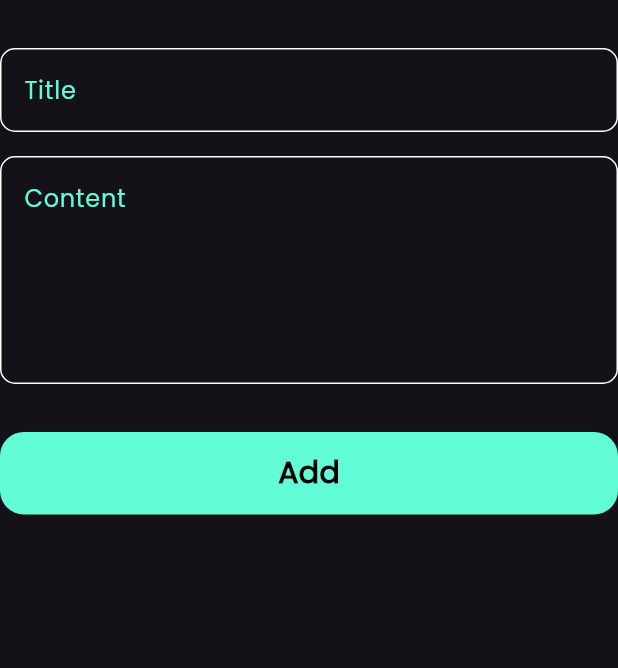
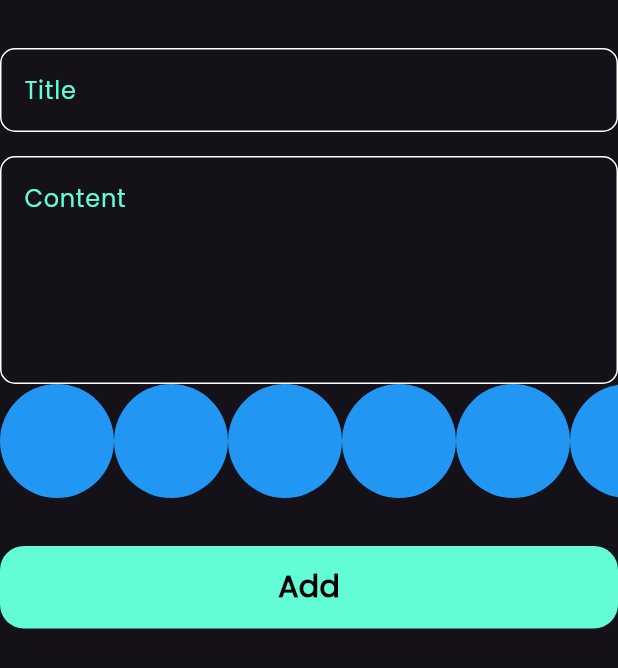
Before and after one commit to Bavlyy-Ramy/Notes_app, a Flutter app: the AddNoteForm widget shown alone on an empty page, opened directly, on a phone screen of 412 x 824 dp. Shown: the top 668 px of the screen. Run offline on Flutter 3.47's test engine with Material 3 defaults, Android fonts, the phone set to English and light mode, and no system bars; our stand-ins replace bloc, flutter_bloc, font_awesome_flutter, hive, hive_flutter, modal_progress_hud_nsn; accounts and stored records are empty.

Commit message:
created colores list view

```diff
--- /dev/null
+++ b/devtools_options.yaml
@@ -0,0 +1,3 @@
+description: This file stores settings for Dart & Flutter DevTools.
+documentation: https://docs.flutter.dev/tools/devtools/extensions#configure-extension-enablement-states
+extensions:
--- a/lib/views/widgets/add_note_form.dart
+++ b/lib/views/widgets/add_note_form.dart
@@ -3,6 +3,7 @@ import 'package:flutter_bloc/flutter_bloc.dart';
 import 'package:intl/intl.dart';
 import 'package:notes_app/cubits/add_note_cubit/add_note_cubit.dart';
 import 'package:notes_app/models/note_model.dart';
+import 'package:notes_app/views/widgets/colors_list_view.dart';
 import 'package:notes_app/views/widgets/custom_button.dart';
 import 'package:notes_app/views/widgets/custom_text_field.dart';
 
@@ -43,6 +44,7 @@ class _AddNoteFormState extends State<AddNoteForm> {
             hint: 'Content',
             maxLines: 5,
           ),
+          ColorsListView(),
           const SizedBox(
             height: 32,
           ),
@@ -54,7 +56,8 @@ class _AddNoteFormState extends State<AddNoteForm> {
                   if (formKey.currentState!.validate()) {
                     formKey.currentState!.save();
                     var currentDate = DateTime.now();
-                    var formattedCurrentDate = DateFormat('dd-mm-yy').format(currentDate);
+                    var formattedCurrentDate =
+                        DateFormat('dd-mm-yy').format(currentDate);
 
                     var noteModel = NoteModel(
                         title: title!,
--- /dev/null
+++ b/lib/views/widgets/colors_list_view.dart
@@ -0,0 +1,30 @@
+import 'package:flutter/material.dart';
+
+class ColorItem extends StatelessWidget {
+  const ColorItem({super.key});
+
+  @override
+  Widget build(BuildContext context) {
+    return const CircleAvatar(
+      radius: 38,
+      backgroundColor: Colors.blue,
+    );
+  }
+}
+
+class ColorsListView extends StatelessWidget {
+  const ColorsListView({super.key});
+
+  @override
+  Widget build(BuildContext context) {
+    return SizedBox(
+      height: 38 * 2,
+      child: ListView.builder(
+          itemCount: 10,
+          scrollDirection: Axis.horizontal,
+          itemBuilder: (context, index) {
+            return const ColorItem();
+          }),
+    );
+  }
+}
```
